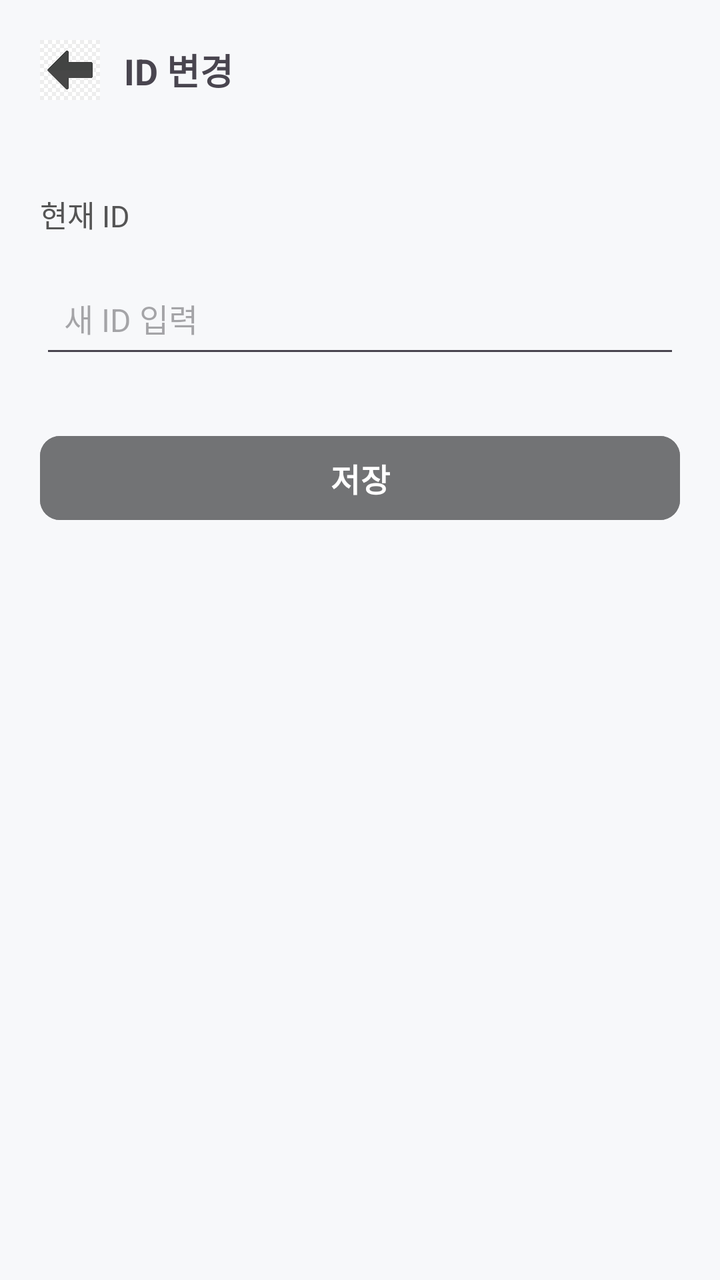
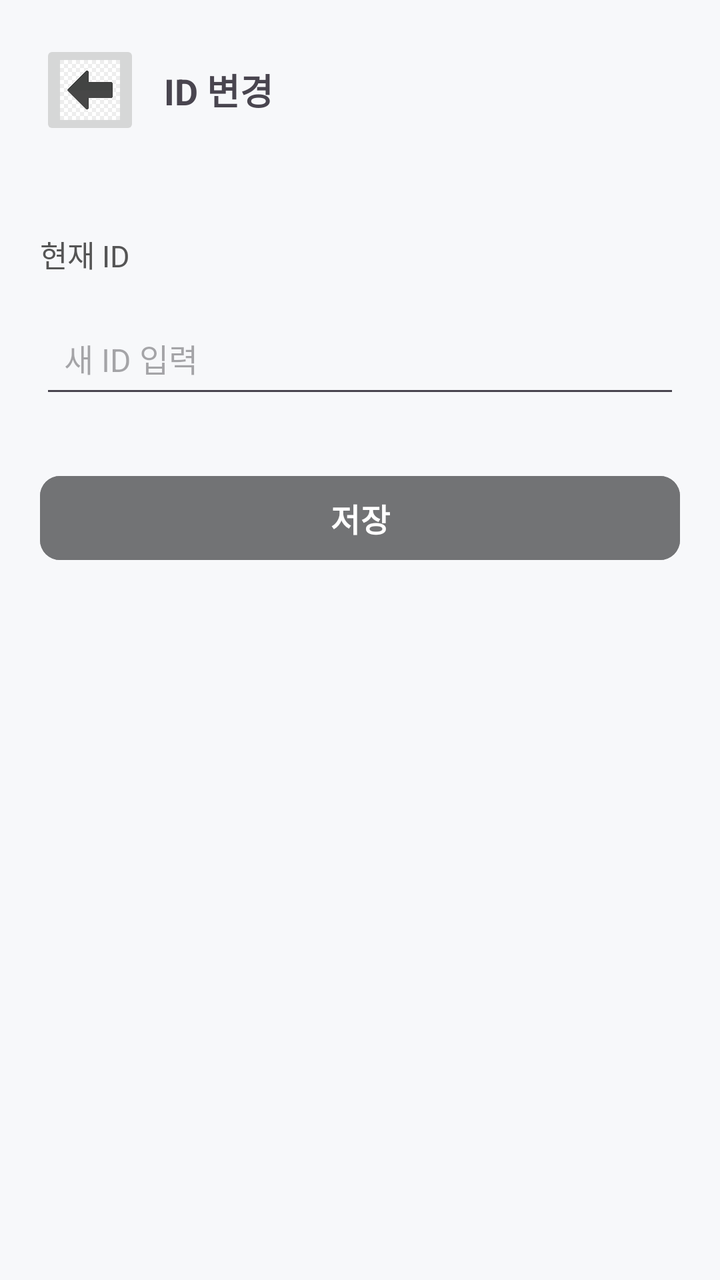

Screens rendered from an Android XML layout before and after an edit, with the pre-edit source and the edit as a unified diff.
<!-- AndroidManifest.xml: application theme Theme.Lostfind -->
<!-- res/layout/id_change.xml -->
<?xml version="1.0" encoding="utf-8"?>
<LinearLayout xmlns:android="http://schemas.android.com/apk/res/android"
    android:layout_width="match_parent"
    android:layout_height="match_parent"
    xmlns:app="http://schemas.android.com/apk/res-auto"
    android:orientation="vertical"
    android:background="#F7F8FA"
    android:padding="20dp">

    
    <LinearLayout
        android:layout_width="match_parent"
        android:layout_height="wrap_content"
        android:orientation="horizontal"
        android:gravity="center_vertical"
        android:paddingBottom="16dp">

        <ImageView
            android:id="@+id/btnBack"
            android:layout_width="30dp"
            android:layout_height="30dp"
            android:src="@drawable/left_arrow"
            android:contentDescription="Back" />

        <TextView
            android:id="@+id/txtTitle"
            android:layout_width="wrap_content"
            android:layout_height="wrap_content"
            android:text="ID 변경"
            android:textSize="18sp"
            android:textStyle="bold"
            android:layout_marginStart="12dp" />
    </LinearLayout>


    
    <TextView
        android:id="@+id/txtDescription"
        android:layout_width="wrap_content"
        android:layout_height="wrap_content"
        android:text="현재 ID"
        android:textSize="15sp"
        android:textColor="#555555"
        android:layout_marginTop="30dp" />


    
    <EditText
        android:id="@+id/editNewName"
        android:layout_width="match_parent"
        android:layout_height="50dp"
        android:hint="새 ID 입력"
        android:padding="12dp"
        android:textSize="16sp"
        android:layout_marginTop="16dp" />


    
    <Button
        android:id="@+id/btnSaveName"
        android:layout_width="match_parent"
        android:layout_height="50dp"
        android:text="저장"
        android:textSize="16sp"
        android:textStyle="bold"
        android:textColor="#FFFFFF"
        android:layout_marginTop="30dp"
        app:cornerRadius="10dp"
        android:backgroundTint="@color/gray"/>

</LinearLayout>
<!-- resources referenced by this layout -->
<resources>
  <color name="gray">#727375</color>
  <!-- drawable left_arrow: jpg bitmap (drawable, 5456 bytes) -->
  <style name="Theme.Lostfind" parent="Base.Theme.Lostfind" />
  <style name="Base.Theme.Lostfind" parent="Theme.Material3.DayNight.NoActionBar">
          
          
      </style>
</resources>

<!-- the commit's change to res/layout/id_change.xml (unified diff, before → after) -->
@@ -5,7 +5,8 @@
     xmlns:app="http://schemas.android.com/apk/res-auto"
     android:orientation="vertical"
     android:background="#F7F8FA"
-    android:padding="20dp">
+    android:padding="20dp"
+    android:id="@+id/main">
 
     
     <LinearLayout
@@ -15,10 +16,11 @@
         android:gravity="center_vertical"
         android:paddingBottom="16dp">
 
-        <ImageView
+        <ImageButton
             android:id="@+id/btnBack"
-            android:layout_width="30dp"
-            android:layout_height="30dp"
+            android:layout_width="50dp"
+            android:layout_height="50dp"
+            android:scaleType="centerCrop"
             android:src="@drawable/left_arrow"
             android:contentDescription="Back" />
 
